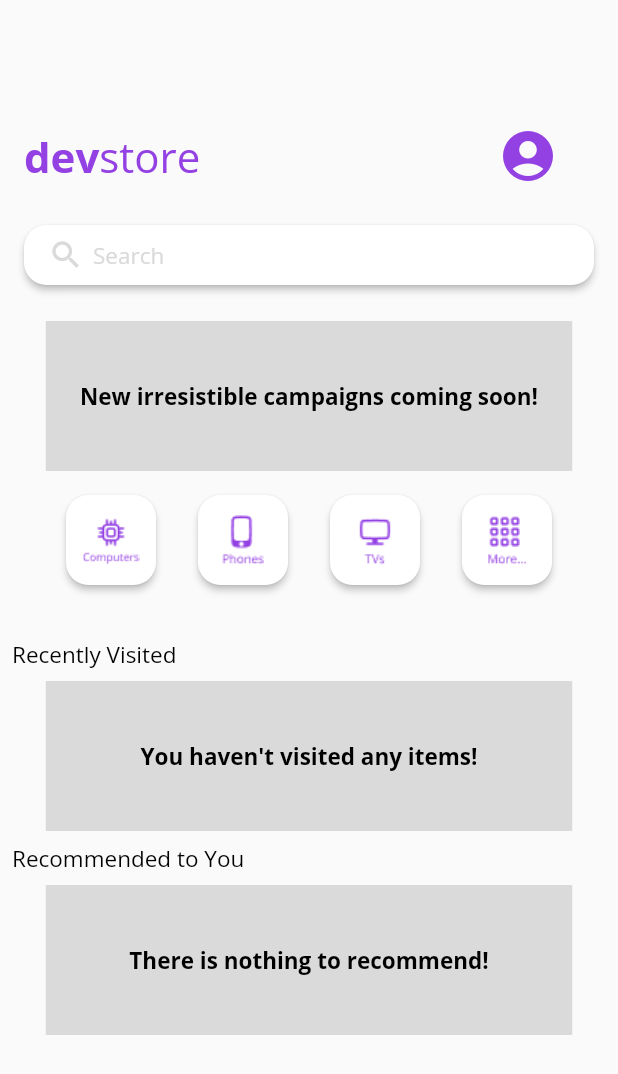
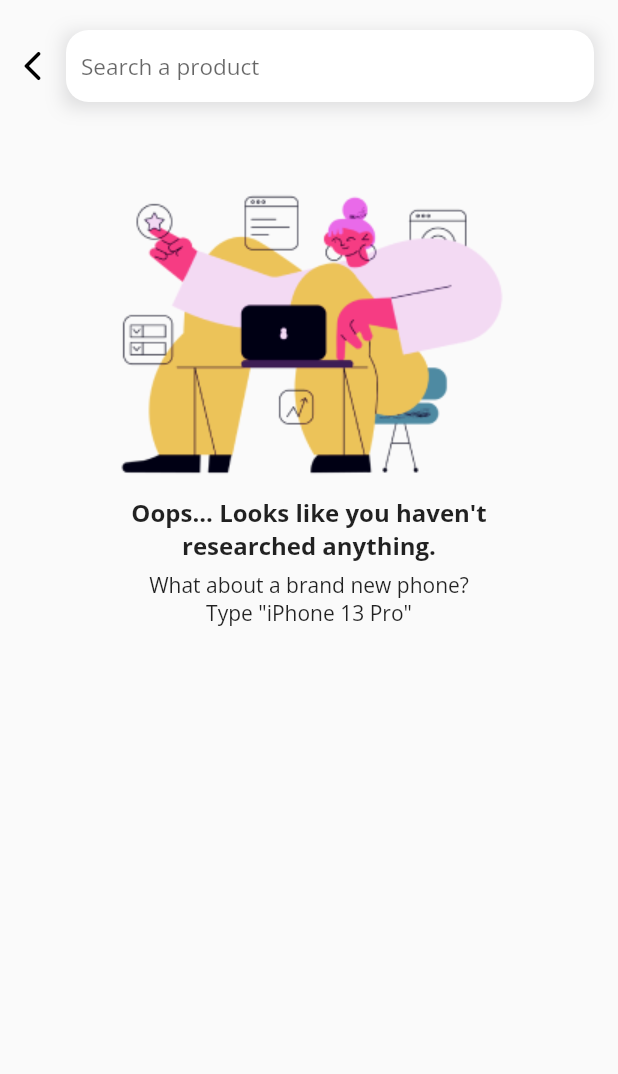
Before and after one commit to berketuranlioglu/devstore_project, a Flutter app: the FeedView screen opened by its route, after a tap on "Search", on a phone screen of 412 x 824 dp. Shown: the top 1074 px of the screen. Run offline on Flutter 3.47's test engine with Material 2 defaults, Android fonts, the phone set to English and light mode, and no system bars; our stand-ins replace cloud_firestore, email_validator, firebase_analytics, firebase_auth, firebase_core, firebase_crashlytics and 4 more; missing offline and left inert: stacked_firebase_auth; accounts and stored records are empty.

Commit message:
Search Screen Added

```diff
--- a/lib/routes/feed.dart
+++ b/lib/routes/feed.dart
@@ -1,3 +1,4 @@
+import 'package:devstore_project/routes/search.dart';
 import 'package:flutter/material.dart';
 import 'package:devstore_project/routes/persNavBar.dart';
 import 'package:devstore_project/routes/profile.dart';
@@ -68,7 +69,10 @@ class _FeedViewState extends State<FeedView> {
               child: MaterialButton(
                 height: 40.0,
                 minWidth: 340.0,
-                onPressed: buttonClicked,
+                onPressed: () => {
+                  Navigator.push(context,
+                      new MaterialPageRoute(builder: (context) => new Search())),
+                },
                 color: AppColors.secondaryColor,
                 child: Row(
                   children: [
--- /dev/null
+++ b/lib/routes/search.dart
@@ -0,0 +1,137 @@
+import 'package:flutter/material.dart';
+import 'package:devstore_project/utils/styles.dart';
+import 'package:devstore_project/utils/color.dart';
+import 'package:devstore_project/utils/dimension.dart';
+
+
+class Search extends StatefulWidget {
+  const Search({Key? key}) : super(key: key);
+
+  @override
+  _SearchState createState() => _SearchState();
+}
+
+class _SearchState extends State<Search> {
+
+  @override
+  Widget build(BuildContext context) {
+    return Scaffold(
+      resizeToAvoidBottomInset: false,
+      body: GestureDetector(
+        onTap: () => FocusScope.of(context).unfocus(),
+        child: SafeArea(
+          child: Container(
+            child: SingleChildScrollView(
+              child: Center(
+                child: Column(
+                    mainAxisAlignment: MainAxisAlignment.start,
+                    crossAxisAlignment: CrossAxisAlignment.center,
+                    children: <Widget>[
+                      Padding(
+                        padding: Dimen.searchBarPadding,
+                        child: searchBar(context),
+                      ),
+                      Padding(
+                        padding: Dimen.emptyIllustPadding,
+                        child: emptyHistory(),
+                      ),
+                    ]
+                ),
+              ),
+            ),
+          ),
+        ),
+      ),
+    );
+  }
+}
+
+Widget searchBar(context) {
+  return Row(
+      crossAxisAlignment: CrossAxisAlignment.start,
+      children: [
+        Expanded(
+          flex: 1,
+          child: IconButton(
+              onPressed: () => {
+                Navigator.of(context).pop()
+                /*
+              if (!FocusScope.of(context).isFirstFocus ||
+                  FocusScope.of(context).hasPrimaryFocus) {
+                Navigator.of(context).pop(),
+              }
+              else {
+                FocusScope.of(context).unfocus(),
+              }
+               */
+              },
+              icon: Icon(Icons.arrow_back_ios_rounded, color: Colors.black)
+          ),
+        ),
+        Expanded(
+          flex: 8,
+          child: Container(
+            child: TextField(
+              cursorColor: AppColors.primaryColor,
+              style: homePage_SearchBar,
+              decoration: InputDecoration(
+                fillColor: AppColors.secondaryColor,
+                filled: true,
+                hintText: "Search a product",
+                hintStyle: homePage_SearchBar,
+                contentPadding: EdgeInsets.all(10),
+                enabledBorder: const OutlineInputBorder(
+                  borderSide: BorderSide(
+                    color: Colors.transparent,
+                  ),
+                  borderRadius:
+                  BorderRadius.all(Radius.circular(15)),
+                ),
+                focusedBorder: const OutlineInputBorder(
+                  borderSide: BorderSide(
+                    color: Colors.transparent,
+                  ),
+                  borderRadius:
+                  BorderRadius.all(Radius.circular(15)),
+                ),
+              ),
+            ),
+            decoration: BoxDecoration(
+                boxShadow: [
+                  const BoxShadow(
+                    offset: Offset(0,3),
+                    spreadRadius: 0.5,
+                    blurRadius: 10,
+                    color: AppColors.loginSearchShadow,
+                  ),
+                ]
+            ),
+          ),
+        )
+      ]
+  );
+}
+
+Widget emptyHistory() {
+  return Container(
+    child: Column(
+        children: [
+          Image.asset(
+              "assets/empty_illust.png"
+          ),
+          SizedBox(height:10),
+          Text(
+            "Oops... Looks like you haven't researched anything.",
+            textAlign: TextAlign.center,
+            style: searchPage_EmptySearchBold,
+          ),
+          SizedBox(height:5),
+          Text(
+            "What about a brand new phone?\nType \"iPhone 13 Pro\"",
+            textAlign: TextAlign.center,
+            style: searchPage_EmptySearchNormal,
+          )
+        ]
+    ),
+  );
+}
--- a/lib/utils/color.dart
+++ b/lib/utils/color.dart
@@ -17,4 +17,5 @@ class AppColors {
   static const Color backgroundColor = Color(0xFFFAF7F7);
   static const Color categoryButtonColor = Color(0xFFEDE4F1);
   static const Color feedPageSearchBar = Color(0xFFDADADA);
+  static const Color loginSearchShadow = Color(0xFFD9D9DA);
 }
--- a/lib/utils/styles.dart
+++ b/lib/utils/styles.dart
@@ -116,6 +116,16 @@ final signupPage_LogInBold = GoogleFonts.openSans(
 final homePage_SearchBar = GoogleFonts.openSans(
   fontSize: 15,
   fontWeight: FontWeight.normal, //homepage search text inside search bar
+);
+
+final searchPage_EmptySearchBold = GoogleFonts.openSans(
+  fontSize: 16,
+  fontWeight: FontWeight.bold,
+);
+
+final searchPage_EmptySearchNormal = GoogleFonts.openSans(
+  fontSize: 14,
+  fontWeight: FontWeight.normal,
 );
 
 final welcomePage_LogIn = GoogleFonts.openSans(
```
